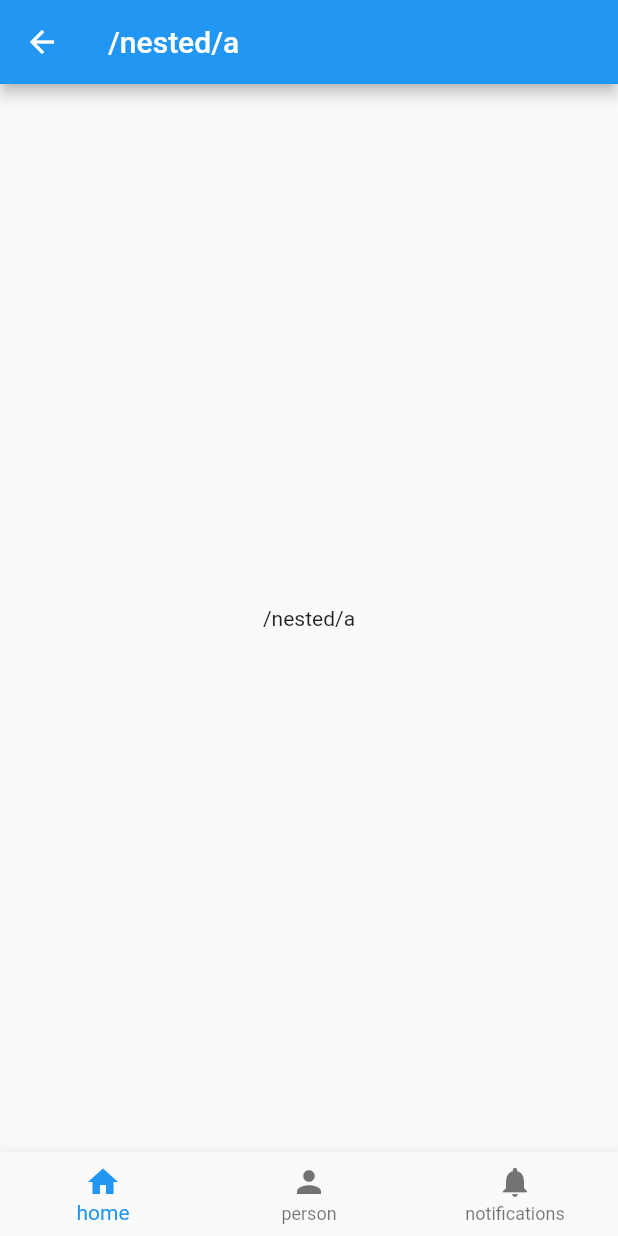
After one commit to poseidonKey/go_router_v7, a Flutter app: the screen it shows after launch, after a tap on "Go Nested Screen", on a phone screen of 412 x 824 dp. The commit adds this screen. Run offline on Flutter 3.47's test engine with Material 2 defaults, Android fonts, the phone set to English and light mode, and no system bars; our stand-ins replace go_router.

Commit message:
shell Route 까지

```diff
--- a/lib/layout/default_layout.dart
+++ b/lib/layout/default_layout.dart
@@ -1,4 +1,5 @@
 import 'package:flutter/material.dart';
+import 'package:go_router/go_router.dart';
 
 class DefaultLayout extends StatelessWidget {
   final Widget body;
@@ -12,7 +13,11 @@ class DefaultLayout extends StatelessWidget {
   Widget build(BuildContext context) {
     return Scaffold(
       appBar: AppBar(
-        title: const Text('Route'),
+        title: Center(
+          child: Text(
+            GoRouterState.of(context).matchedLocation,
+          ),
+        ),
       ),
       body: Padding(
         padding: const EdgeInsets.all(8.0),
--- a/lib/route/router.dart
+++ b/lib/route/router.dart
@@ -1,21 +1,105 @@
+import 'package:f_go_rounter7/screens/1_basic_screen.dart';
+import 'package:f_go_rounter7/screens/2_named_screen.dart';
+import 'package:f_go_rounter7/screens/3_push_screen.dart';
+import 'package:f_go_rounter7/screens/4_pop_base_screen.dart';
+import 'package:f_go_rounter7/screens/5_pop_return_screen.dart';
+import 'package:f_go_rounter7/screens/6_path_param_screen.dart';
+import 'package:f_go_rounter7/screens/7_query_parameter.dart';
+import 'package:f_go_rounter7/screens/8_nested_child_screen.dart';
+import 'package:f_go_rounter7/screens/8_nested_screen.dart';
+import 'package:f_go_rounter7/screens/root_screen.dart';
 import 'package:go_router/go_router.dart';
 
-// 로그인이 됐는지 안됐는지
-// true - login OK / false - login NO
-bool authState = false;
-
-// https://blog.codefactory.ai/ -> / -> path
-// https://blog.codefactory.ai/flutter -> /flutter
-// / -> home
-// /basic -> basic screen
-// /basic/named ->
-// /named
 final router = GoRouter(
-  redirect: (context, state) {
-    // return string (path) -> 해당 라우트로 이동한다 (path)
-    // return null -> 원래 이동하려던 라우트로 이동한다.
-
-    return null;
-  },
-  routes: [],
+  routes: [
+    GoRoute(
+      path: '/',
+      builder: (context, state) {
+        return const RootScreen();
+      },
+      routes: [
+        GoRoute(
+          path: 'basic',
+          builder: (context, state) {
+            return const BasicScreen();
+          },
+        ),
+        GoRoute(
+          path: 'named',
+          name: 'named_screen',
+          builder: (context, state) {
+            return const NamedScreen();
+          },
+        ),
+        GoRoute(
+          path: 'push',
+          builder: (context, state) {
+            return const PushScreen();
+          },
+        ),
+        GoRoute(
+          path: 'pop',
+          builder: (context, state) {
+            return const PopBaseScreen();
+          },
+          routes: [
+            GoRoute(
+              path: 'return',
+              builder: (context, state) {
+                return const PopReturnScreen();
+              },
+            )
+          ],
+        ),
+        GoRoute(
+          path: 'path_param/:id',
+          builder: (context, state) {
+            return const PathParamScreen();
+          },
+          routes: [
+            GoRoute(
+              path: ':name',
+              builder: (context, state) {
+                return const PathParamScreen();
+              },
+            )
+          ],
+        ),
+        GoRoute(
+          path: 'query_param',
+          builder: (context, state) {
+            return const QueryParameterScreen();
+          },
+        ),
+        ShellRoute(
+          builder: (context, state, child) {
+            return NestedScreen(child: child);
+          },
+          routes: [
+            // /nested/a
+            GoRoute(
+              path: 'nested/a',
+              builder: (_, state) => const NestedChildScreen(
+                routeName: '/nested/a',
+              ),
+            ),
+            // /nested/b
+            GoRoute(
+              path: 'nested/b',
+              builder: (_, state) => const NestedChildScreen(
+                routeName: '/nested/b',
+              ),
+            ),
+            // /nested/c
+            GoRoute(
+              path: 'nested/c',
+              builder: (_, state) => const NestedChildScreen(
+                routeName: '/nested/c',
+              ),
+            ),
+          ],
+        ),
+      ],
+    )
+  ],
 );
--- /dev/null
+++ b/lib/screens/8_nested_child_screen.dart
@@ -0,0 +1,17 @@
+import 'package:flutter/material.dart';
+
+class NestedChildScreen extends StatelessWidget {
+  final String routeName;
+
+  const NestedChildScreen({
+    required this.routeName,
+    Key? key,
+  }) : super(key: key);
+
+  @override
+  Widget build(BuildContext context) {
+    return Center(
+      child: Text(routeName),
+    );
+  }
+}
--- /dev/null
+++ b/lib/screens/8_nested_screen.dart
@@ -0,0 +1,74 @@
+// ignore_for_file: public_member_api_docs, sort_constructors_first
+import 'package:flutter/material.dart';
+import 'package:go_router/go_router.dart';
+
+class NestedScreen extends StatefulWidget {
+  final Widget child;
+
+  const NestedScreen({
+    Key? key,
+    required this.child,
+  }) : super(key: key);
+
+  @override
+  State<NestedScreen> createState() => _NestedScreenState();
+}
+
+class _NestedScreenState extends State<NestedScreen> {
+  int selectedIndex = 0;
+  int getIndex(BuildContext context) {
+    if (GoRouterState.of(context).matchedLocation == '/nested/a') {
+      return 0;
+    } else if (GoRouterState.of(context).matchedLocation == '/nested/b') {
+      return 1;
+    } else {
+      return 2;
+    }
+  }
+
+  @override
+  Widget build(BuildContext context) {
+    return Scaffold(
+      appBar: AppBar(
+        title: Text(GoRouterState.of(context).matchedLocation),
+      ),
+      body: widget.child,
+      bottomNavigationBar: BottomNavigationBar(
+        currentIndex: selectedIndex,
+        onTap: (index) {
+          if (index == 0) {
+            context.go('/nested/a');
+          } else if (index == 1) {
+            context.go('/nested/b');
+          } else {
+            context.go('/nested/c');
+          }
+          setState(() {
+            // getIndex(context);
+            selectedIndex = index;
+          });
+        },
+        items: const [
+          BottomNavigationBarItem(
+            icon: Icon(
+              Icons.home,
+            ),
+            label: 'home',
+          ),
+          BottomNavigationBarItem(
+            icon: Icon(
+              Icons.person,
+            ),
+            label: 'person',
+          ),
+          BottomNavigationBarItem(
+            icon: Icon(
+              Icons.notifications,
+            ),
+            label: 'notifications',
+          ),
+        ],
+      ),
+    );
+  }
+}
--- a/lib/screens/root_screen.dart
+++ b/lib/screens/root_screen.dart
@@ -1,5 +1,6 @@
 import 'package:f_go_rounter7/layout/default_layout.dart';
 import 'package:flutter/material.dart';
+import 'package:go_router/go_router.dart';
 
 class RootScreen extends StatelessWidget {
   const RootScreen({super.key});
@@ -8,7 +9,50 @@ class RootScreen extends StatelessWidget {
   Widget build(BuildContext context) {
     return DefaultLayout(
       body: ListView(
-        children: const [],
+        children: [
+          ElevatedButton(
+            onPressed: () {
+              context.go('/basic');
+            },
+            child: const Text('Go Basic'),
+          ),
+          ElevatedButton(
+            onPressed: () {
+              context.goNamed('named_screen');
+            },
+            child: const Text('Go Named'),
+          ),
+          ElevatedButton(
+            onPressed: () {
+              context.go('/push');
+            },
+            child: const Text('Go Push'),
+          ),
+          ElevatedButton(
+            onPressed: () {
+              context.go('/pop');
+            },
+            child: const Text('Go Pop'),
+          ),
+          ElevatedButton(
+            onPressed: () {
+              context.go('/path_param/456');
+            },
+            child: const Text('Go path_parameter'),
+          ),
+          ElevatedButton(
+            onPressed: () {
+              context.go('/query_param');
+            },
+            child: const Text('Go query_parameter'),
+          ),
+          ElevatedButton(
+            onPressed: () {
+              context.go('/nested/a');
+            },
+            child: const Text('Go Nested Screen'),
+          ),
+        ],
       ),
     );
   }
```
Also changed, not shown: lib/screens/1_basic_screen.dart (added, +15 -0 lines), lib/screens/2_named_screen.dart (added, +15 -0 lines), lib/screens/3_push_screen.dart (added, +29 -0 lines), lib/screens/4_pop_base_screen.dart (added, +25 -0 lines), lib/screens/5_pop_return_screen.dart (added, +23 -0 lines), lib/screens/6_path_param_screen.dart (added, +26 -0 lines), lib/screens/7_query_parameter.dart (added, +37 -0 lines).
